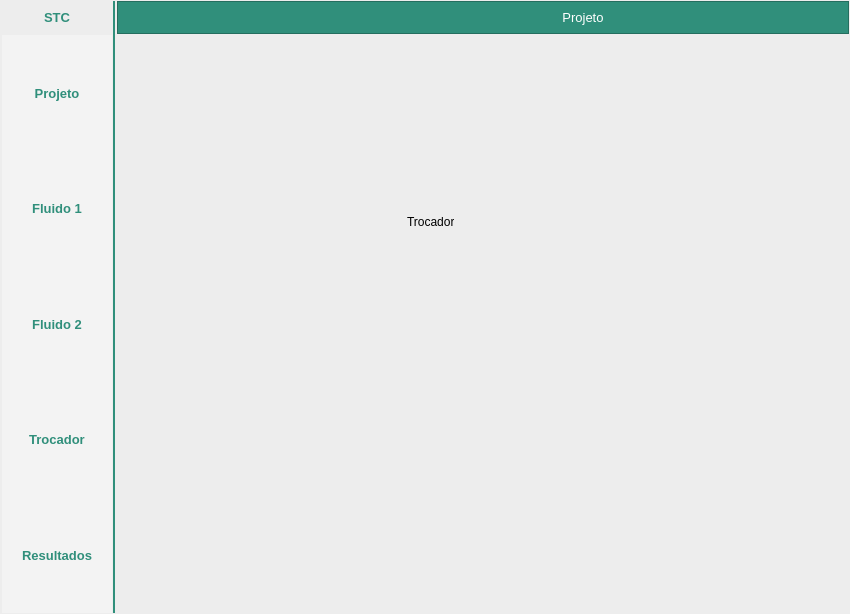
This is Tela.ui in brenoiida/STC as Qt 5 draws it before an edit. The edited form follows.
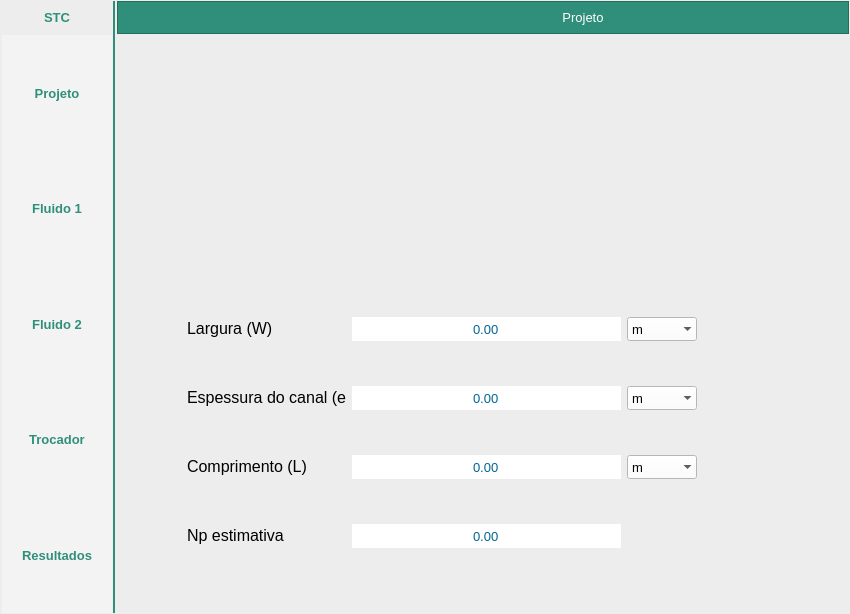
This is the edited form. The open tabs and pages were chosen to show the change. Icons and pictures are not drawn.

Commit message: Pagina dos resultados adicionada

Patch:
```diff
--- a/Tela.ui
+++ b/Tela.ui
@@ -2936,17 +2936,449 @@
          </layout>
         </widget>
         <widget class="QWidget" name="trocador_page">
-         <widget class="QLabel" name="label_19">
+         <widget class="QDoubleSpinBox" name="e_entry">
           <property name="geometry">
            <rect>
-            <x>290</x>
-            <y>180</y>
-            <width>47</width>
-            <height>13</height>
+            <x>235</x>
+            <y>351</y>
+            <width>269</width>
+            <height>24</height>
            </rect>
           </property>
+          <property name="sizePolicy">
+           <sizepolicy hsizetype="Minimum" vsizetype="Fixed">
+            <horstretch>1</horstretch>
+            <verstretch>0</verstretch>
+           </sizepolicy>
+          </property>
+          <property name="minimumSize">
+           <size>
+            <width>0</width>
+            <height>24</height>
+           </size>
+          </property>
+          <property name="font">
+           <font>
+            <family>Segoe UI</family>
+            <pointsize>10</pointsize>
+           </font>
+          </property>
+          <property name="styleSheet">
+           <string notr="true">background-color: rgb(255, 255, 255);
+color: rgb(0, 100, 148);</string>
+          </property>
+          <property name="frame">
+           <bool>false</bool>
+          </property>
+          <property name="alignment">
+           <set>Qt::AlignCenter</set>
+          </property>
+          <property name="buttonSymbols">
+           <enum>QAbstractSpinBox::NoButtons</enum>
+          </property>
+          <property name="minimum">
+           <double>-99999.000000000000000</double>
+          </property>
+          <property name="maximum">
+           <double>99999.000000000000000</double>
+          </property>
+         </widget>
+         <widget class="QLabel" name="L_label">
+          <property name="geometry">
+           <rect>
+            <x>70</x>
+            <y>420</y>
+            <width>159</width>
+            <height>24</height>
+           </rect>
+          </property>
           <property name="text">
-           <string>Trocador</string>
+           <string>&lt;html&gt;&lt;head/&gt;&lt;body&gt;&lt;p&gt;&lt;span style=&quot; font-size:12pt;&quot;&gt;Comprimento (L) &lt;/span&gt;&lt;/p&gt;&lt;/body&gt;&lt;/html&gt;</string>
+          </property>
+         </widget>
+         <widget class="QLabel" name="W_label">
+          <property name="geometry">
+           <rect>
+            <x>70</x>
+            <y>282</y>
+            <width>159</width>
+            <height>24</height>
+           </rect>
+          </property>
+          <property name="text">
+           <string>&lt;html&gt;&lt;head/&gt;&lt;body&gt;&lt;p&gt;&lt;span style=&quot; font-size:12pt;&quot;&gt;Largura (W) &lt;/span&gt;&lt;/p&gt;&lt;/body&gt;&lt;/html&gt;</string>
+          </property>
+         </widget>
+         <widget class="QComboBox" name="W_Unit_comboBox">
+          <property name="geometry">
+           <rect>
+            <x>510</x>
+            <y>282</y>
+            <width>70</width>
+            <height>24</height>
+           </rect>
+          </property>
+          <property name="sizePolicy">
+           <sizepolicy hsizetype="Minimum" vsizetype="Fixed">
+            <horstretch>1</horstretch>
+            <verstretch>0</verstretch>
+           </sizepolicy>
+          </property>
+          <property name="minimumSize">
+           <size>
+            <width>0</width>
+            <height>24</height>
+           </size>
+          </property>
+          <property name="maximumSize">
+           <size>
+            <width>70</width>
+            <height>16777215</height>
+           </size>
+          </property>
+          <property name="font">
+           <font>
+            <family>Segoe UI</family>
+            <pointsize>10</pointsize>
+           </font>
+          </property>
+          <property name="cursor">
+           <cursorShape>PointingHandCursor</cursorShape>
+          </property>
+          <property name="focusPolicy">
+           <enum>Qt::ClickFocus</enum>
+          </property>
+          <property name="styleSheet">
+           <string notr="true">background-color: rgb(255, 255, 255);</string>
+          </property>
+          <property name="frame">
+           <bool>false</bool>
+          </property>
+          <property name="modelColumn">
+           <number>0</number>
+          </property>
+          <item>
+           <property name="text">
+            <string>m</string>
+           </property>
+          </item>
+          <item>
+           <property name="text">
+            <string>mm</string>
+           </property>
+          </item>
+          <item>
+           <property name="text">
+            <string>cm</string>
+           </property>
+          </item>
+         </widget>
+         <widget class="QDoubleSpinBox" name="L_entry">
+          <property name="geometry">
+           <rect>
+            <x>235</x>
+            <y>420</y>
+            <width>269</width>
+            <height>24</height>
+           </rect>
+          </property>
+          <property name="sizePolicy">
+           <sizepolicy hsizetype="Minimum" vsizetype="Fixed">
+            <horstretch>1</horstretch>
+            <verstretch>0</verstretch>
+           </sizepolicy>
+          </property>
+          <property name="minimumSize">
+           <size>
+            <width>0</width>
+            <height>24</height>
+           </size>
+          </property>
+          <property name="font">
+           <font>
+            <family>Segoe UI</family>
+            <pointsize>10</pointsize>
+           </font>
+          </property>
+          <property name="styleSheet">
+           <string notr="true">background-color: rgb(255, 255, 255);
+color: rgb(0, 100, 148);</string>
+          </property>
+          <property name="frame">
+           <bool>false</bool>
+          </property>
+          <property name="alignment">
+           <set>Qt::AlignCenter</set>
+          </property>
+          <property name="buttonSymbols">
+           <enum>QAbstractSpinBox::NoButtons</enum>
+          </property>
+          <property name="minimum">
+           <double>-99999.000000000000000</double>
+          </property>
+          <property name="maximum">
+           <double>99999.000000000000000</double>
+          </property>
+         </widget>
+         <widget class="QDoubleSpinBox" name="W_entry">
+          <property name="geometry">
+           <rect>
+            <x>235</x>
+            <y>282</y>
+            <width>269</width>
+            <height>24</height>
+           </rect>
+          </property>
+          <property name="sizePolicy">
+           <sizepolicy hsizetype="Minimum" vsizetype="Fixed">
+            <horstretch>1</horstretch>
+            <verstretch>0</verstretch>
+           </sizepolicy>
+          </property>
+          <property name="minimumSize">
+           <size>
+            <width>269</width>
+            <height>24</height>
+           </size>
+          </property>
+          <property name="font">
+           <font>
+            <family>Segoe UI</family>
+            <pointsize>10</pointsize>
+           </font>
+          </property>
+          <property name="styleSheet">
+           <string notr="true">background-color: rgb(255, 255, 255);
+color: rgb(0, 100, 148);</string>
+          </property>
+          <property name="frame">
+           <bool>false</bool>
+          </property>
+          <property name="alignment">
+           <set>Qt::AlignCenter</set>
+          </property>
+          <property name="buttonSymbols">
+           <enum>QAbstractSpinBox::NoButtons</enum>
+          </property>
+          <property name="minimum">
+           <double>-99999.000000000000000</double>
+          </property>
+          <property name="maximum">
+           <double>99999.000000000000000</double>
+          </property>
+         </widget>
+         <widget class="QComboBox" name="L_Unit_comboBox_">
+          <property name="geometry">
+           <rect>
+            <x>510</x>
+            <y>420</y>
+            <width>70</width>
+            <height>24</height>
+           </rect>
+          </property>
+          <property name="sizePolicy">
+           <sizepolicy hsizetype="Minimum" vsizetype="Fixed">
+            <horstretch>1</horstretch>
+            <verstretch>0</verstretch>
+           </sizepolicy>
+          </property>
+          <property name="minimumSize">
+           <size>
+            <width>0</width>
+            <height>24</height>
+           </size>
+          </property>
+          <property name="maximumSize">
+           <size>
+            <width>70</width>
+            <height>16777215</height>
+           </size>
+          </property>
+          <property name="font">
+           <font>
+            <family>Segoe UI</family>
+            <pointsize>10</pointsize>
+           </font>
+          </property>
+          <property name="cursor">
+           <cursorShape>PointingHandCursor</cursorShape>
+          </property>
+          <property name="focusPolicy">
+           <enum>Qt::ClickFocus</enum>
+          </property>
+          <property name="styleSheet">
+           <string notr="true">background-color: rgb(255, 255, 255);</string>
+          </property>
+          <property name="frame">
+           <bool>false</bool>
+          </property>
+          <property name="modelColumn">
+           <number>0</number>
+          </property>
+          <item>
+           <property name="text">
+            <string>m</string>
+           </property>
+          </item>
+          <item>
+           <property name="text">
+            <string>mm</string>
+           </property>
+          </item>
+          <item>
+           <property name="text">
+            <string>cm</string>
+           </property>
+          </item>
+         </widget>
+         <widget class="QLabel" name="Np_label">
+          <property name="geometry">
+           <rect>
+            <x>70</x>
+            <y>489</y>
+            <width>159</width>
+            <height>24</height>
+           </rect>
+          </property>
+          <property name="text">
+           <string>&lt;html&gt;&lt;head/&gt;&lt;body&gt;&lt;p&gt;&lt;span style=&quot; font-size:12pt;&quot;&gt;Np estimativa&lt;/span&gt;&lt;/p&gt;&lt;/body&gt;&lt;/html&gt;</string>
+          </property>
+         </widget>
+         <widget class="QLabel" name="e_label">
+          <property name="geometry">
+           <rect>
+            <x>70</x>
+            <y>351</y>
+            <width>159</width>
+            <height>24</height>
+           </rect>
+          </property>
+          <property name="text">
+           <string>&lt;html&gt;&lt;head/&gt;&lt;body&gt;&lt;p&gt;&lt;span style=&quot; font-size:12pt;&quot;&gt;Espessura do canal (e)&lt;/span&gt;&lt;/p&gt;&lt;/body&gt;&lt;/html&gt;</string>
+          </property>
+         </widget>
+         <widget class="QComboBox" name="e_Unit_comboBox">
+          <property name="geometry">
+           <rect>
+            <x>510</x>
+            <y>351</y>
+            <width>70</width>
+            <height>24</height>
+           </rect>
+          </property>
+          <property name="sizePolicy">
+           <sizepolicy hsizetype="Minimum" vsizetype="Fixed">
+            <horstretch>1</horstretch>
+            <verstretch>0</verstretch>
+           </sizepolicy>
+          </property>
+          <property name="minimumSize">
+           <size>
+            <width>0</width>
+            <height>24</height>
+           </size>
+          </property>
+          <property name="maximumSize">
+           <size>
+            <width>70</width>
+            <height>16777215</height>
+           </size>
+          </property>
+          <property name="font">
+           <font>
+            <family>Segoe UI</family>
+            <pointsize>10</pointsize>
+           </font>
+          </property>
+          <property name="cursor">
+           <cursorShape>PointingHandCursor</cursorShape>
+          </property>
+          <property name="focusPolicy">
+           <enum>Qt::ClickFocus</enum>
+          </property>
+          <property name="styleSheet">
+           <string notr="true">background-color: rgb(255, 255, 255);</string>
+          </property>
+          <property name="frame">
+           <bool>false</bool>
+          </property>
+          <property name="modelColumn">
+           <number>0</number>
+          </property>
+          <item>
+           <property name="text">
+            <string>m</string>
+           </property>
+          </item>
+          <item>
+           <property name="text">
+            <string>mm</string>
+           </property>
+          </item>
+          <item>
+           <property name="text">
+            <string>cm</string>
+           </property>
+          </item>
+         </widget>
+         <widget class="QDoubleSpinBox" name="Np_entry">
+          <property name="geometry">
+           <rect>
+            <x>235</x>
+            <y>489</y>
+            <width>269</width>
+            <height>24</height>
+           </rect>
+          </property>
+          <property name="sizePolicy">
+           <sizepolicy hsizetype="Minimum" vsizetype="Fixed">
+            <horstretch>1</horstretch>
+            <verstretch>0</verstretch>
+           </sizepolicy>
+          </property>
+          <property name="minimumSize">
+           <size>
+            <width>0</width>
+            <height>24</height>
+           </size>
+          </property>
+          <property name="font">
+           <font>
+            <family>Segoe UI</family>
+            <pointsize>10</pointsize>
+           </font>
+          </property>
+          <property name="styleSheet">
+           <string notr="true">background-color: rgb(255, 255, 255);
+color: rgb(0, 100, 148);</string>
+          </property>
+          <property name="frame">
+           <bool>false</bool>
+          </property>
+          <property name="alignment">
+           <set>Qt::AlignCenter</set>
+          </property>
+          <property name="buttonSymbols">
+           <enum>QAbstractSpinBox::NoButtons</enum>
+          </property>
+          <property name="minimum">
+           <double>-99999.000000000000000</double>
+          </property>
+          <property name="maximum">
+           <double>99999.000000000000000</double>
+          </property>
+         </widget>
+         <widget class="QLabel" name="dimens_label">
+          <property name="geometry">
+           <rect>
+            <x>510</x>
+            <y>30</y>
+            <width>197</width>
+            <height>207</height>
+           </rect>
+          </property>
+          <property name="text">
+           <string>&lt;html&gt;&lt;head/&gt;&lt;body&gt;&lt;p&gt;&lt;img src=&quot;:/PlateHeatExchanger/Medidas_Trocadores_Calor.png&quot;/&gt;&lt;/p&gt;&lt;/body&gt;&lt;/html&gt;</string>
           </property>
          </widget>
         </widget>
```
Left out of the diff: 526 changed lines with no effect on the pictures.
